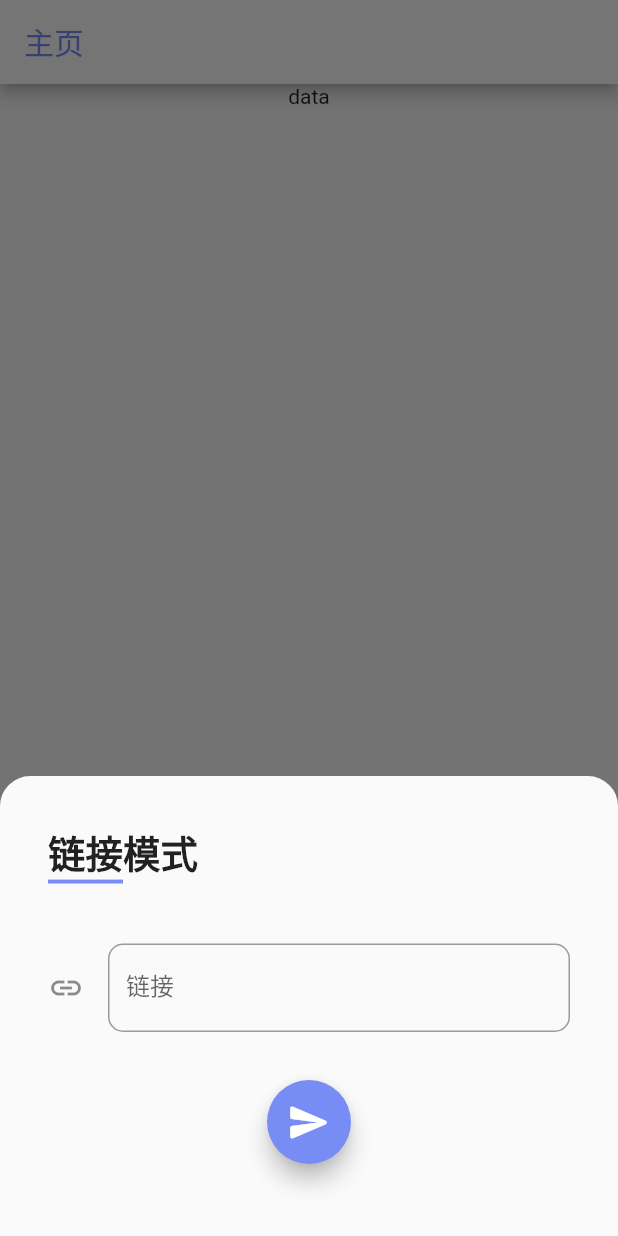
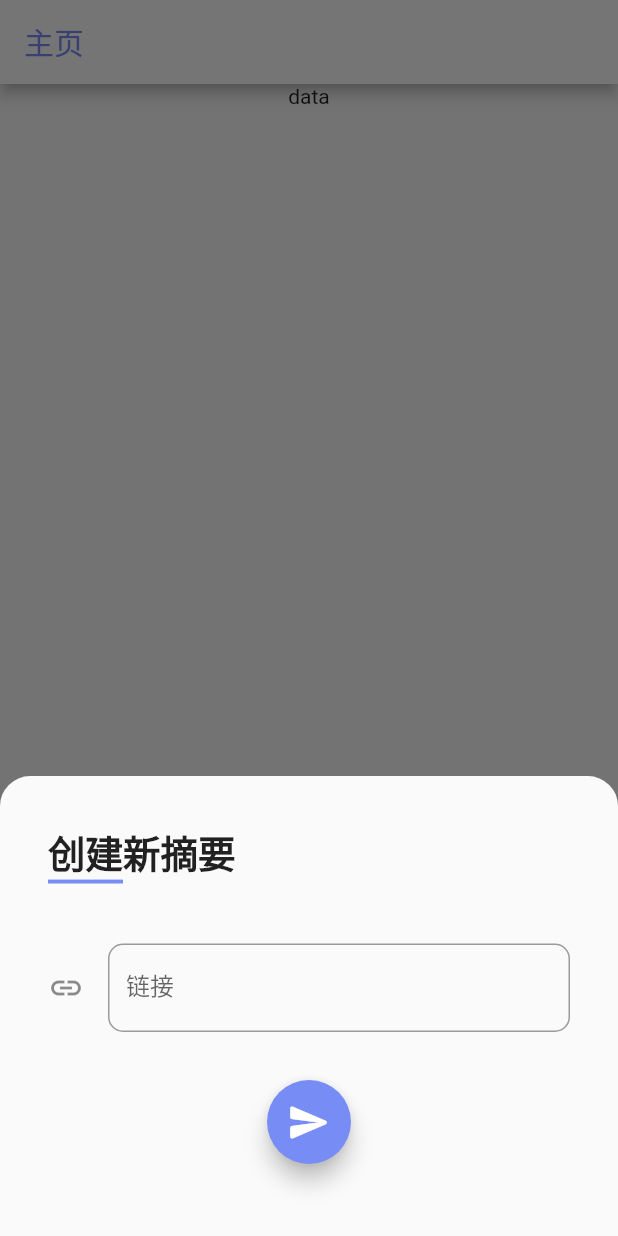
Before and after one commit to JustLinton/gatelligence-mobile, a Flutter app: the screen it shows after launch, after a tap on the "add" icon, on a phone screen of 412 x 824 dp. Run offline on Flutter 3.47's test engine with Material 2 defaults, Android fonts, the phone set to English and light mode, and no system bars; our stand-ins replace flutter_native_splash; missing offline and left inert: dart:ffi.

Commit message:
add: app icon and opening img

```diff
--- a/lib/main.dart
+++ b/lib/main.dart
@@ -3,7 +3,12 @@ import 'package:gatelligence/utils/myColor.dart';
 import 'package:gatelligence/widgets/gateRoot.dart';
 import 'package:http/http.dart' as http;
 
+import 'package:flutter_native_splash/flutter_native_splash.dart';
+
 void main() {
+  //在原生的基础上，继续显示定义好的app加载页
+  WidgetsBinding widgetsBinding = WidgetsFlutterBinding.ensureInitialized();
+  FlutterNativeSplash.preserve(widgetsBinding: widgetsBinding);
   runApp(const MyApp());
 }
 
@@ -13,8 +18,10 @@ class MyApp extends StatelessWidget {
   // This widget is the root of your application.
   @override
   Widget build(BuildContext context) {
+    //停止显示app启动加载页
+    FlutterNativeSplash.remove();
     return MaterialApp(
-      title: 'Flutter Demo',
+      title: 'Gatelligence',
       theme: ThemeData(
         primarySwatch: createMaterialColor(gateAccentColor),
       ),
--- a/lib/widgets/gateRoot.dart
+++ b/lib/widgets/gateRoot.dart
@@ -1,11 +1,11 @@
 import 'dart:ffi';
 
 import 'package:flutter/material.dart';
-import 'package:gatelligence/pages/airplay_screen.dart';
 import 'package:gatelligence/pages/user_screen.dart';
 import 'package:gatelligence/pages/home_screen.dart';
-import 'package:gatelligence/pages/pages_screen.dart';
 import 'package:gatelligence/utils/myColor.dart';
+
+import 'package:gatelligence/widgets/taskCreateSheet.dart';
 
 class GateAppRoot extends StatefulWidget {
   _GateAppRootState createState() => _GateAppRootState();
@@ -22,9 +22,7 @@ class _GateAppRootState extends State<GateAppRoot> {
   void initState() {
     list
       ..add(HomeScreen())
-      ..add(UserScreen())
-      ..add(PageScreen())
-      ..add(AirplayScreen());
+      ..add(UserScreen());
 
     super.initState();
   }
@@ -50,79 +48,11 @@ class _GateAppRootState extends State<GateAppRoot> {
               ),
             ),
             builder: (BuildContext context) {
-              return SingleChildScrollView(
-                    // !important
-                    child: Container(
-                        padding: EdgeInsets.only(
-                            bottom: MediaQuery.of(context).viewInsets.bottom),
-                      child: Column(
-                mainAxisSize: MainAxisSize.min, // 设置最小的弹出
-                children: <Widget>[
-                  Row(children: const <Widget>[
-                     Padding(
-                          padding: EdgeInsets.only(left: 32.0,right: 32.0,top:32.0,bottom: 0.0),
-                          child:  Text(
-                            '链接模式',
-                            style: TextStyle(
-                              color: Colors.black87,
-                              fontSize: 25.0,
-                              fontWeight: FontWeight.w700,
-                            ),
-                          ),
-                        ),
-                    ],
-                  ),
-                    Row(
-                      children: <Widget>[
-                        Padding(
-                          padding: EdgeInsets.only(
-                            left: 32.0, right: 32.0,bottom: 8.0),
-                            child:
-                              Container(
-                                width: 50,
-                                decoration: BoxDecoration(
-                                   border: Border.all(
-                                        color: gateAccentColor, width: 1.3)
-                                    ),
-
-                          ),
-                        ),
-                      ],
-                    ),
-
-                   const Padding(
-                      padding: EdgeInsets.all(32.0),
-                      child: TextField(
-                          decoration: InputDecoration(
-                          labelText: "链接",
-                          icon: Icon(Icons.link_outlined),
-                          border: OutlineInputBorder(
-                            borderRadius: BorderRadius.all(Radius.circular(10)),
-                            borderSide: BorderSide(
-                              width: 2.0,
-                            ),
-                          ),
-                          // hintText: "请输入用户名",
-                          // prefixIcon: Icon(Icons.people_alt_rounded)
-                        ),
-                      ),
-                  ),
-
-                   FloatingActionButton(
-                      child: const Icon(
-                        Icons.send_rounded,
-                        size: 30,
-                      ),
-                      onPressed: () {},
-                    ),
-                  Text(' \n \n'),
-                ],
-              )));
+              return taskCreateSheet();
             }
           );
 
-          setState(() {
-          });
+          setState((){});
         },
         backgroundColor: gateAccentColor,
         foregroundColor: Colors.white,
--- /dev/null
+++ b/lib/widgets/taskCreateSheet.dart
@@ -0,0 +1,118 @@
+import 'dart:ffi';
+
+import 'package:flutter/material.dart';
+import 'package:gatelligence/utils/myColor.dart';
+
+import 'package:gatelligence/widgets/linkModeCreateSheet.dart';
+
+class taskCreateSheet extends StatefulWidget {
+  _taskCreateSheetState createState() => _taskCreateSheetState();
+}
+
+class _taskCreateSheetState extends State<taskCreateSheet> {
+  // final _BottomNavigationColor = gateAccentColor;
+
+  // var _BottomNavigationBgColor = Colors.white;
+  // int _currentIndex = 0;
+  List<Widget> list = [];
+
+  @override
+  void initState() {
+    super.initState();
+  }
+
+  @override
+  Widget build(BuildContext context) {
+    return SingleChildScrollView(
+        // !important
+        child: Container(
+            padding: EdgeInsets.only(
+                bottom: MediaQuery.of(context).viewInsets.bottom),
+            child: Column(
+              mainAxisSize: MainAxisSize.min, // 设置最小的弹出
+              children: <Widget>[
+                Row(
+                  children: const <Widget>[
+                    Padding(
+                      padding: EdgeInsets.only(
+                          left: 32.0,
+                          right: 32.0,
+                          top: 32.0,
+                          bottom: 0.0),
+                      child: Text(
+                        '创建新摘要',
+                        style: TextStyle(
+                          color: Colors.black87,
+                          fontSize: 25.0,
+                          fontWeight: FontWeight.w700,
+                        ),
+                      ),
+                    ),
+                  ],
+                ),
+                Row(
+                  children: <Widget>[
+                    Padding(
+                      padding: EdgeInsets.only(
+                          left: 32.0, right: 32.0, bottom: 8.0),
+                      child: Container(
+                        width: 50,
+                        decoration: BoxDecoration(
+                            border: Border.all(
+                                color: gateAccentColor,
+                                width: 1.3)),
+                      ),
+                    ),
+                  ],
+                ),
+                const Padding(
+                  padding: EdgeInsets.all(32.0),
+                  child: TextField(
+                    decoration: InputDecoration(
+                      labelText: "链接",
+                      icon: Icon(Icons.link_outlined),
+                      border: OutlineInputBorder(
+                        borderRadius:
+                            BorderRadius.all(Radius.circular(10)),
+                        borderSide: BorderSide(
+                          width: 2.0,
+                        ),
+                      ),
+                      // hintText: "请输入用户名",
+                      // prefixIcon: Icon(Icons.people_alt_rounded)
+                    ),
+                  ),
+                ),
+                FloatingActionButton(
+                  child: const Icon(
+                    Icons.send_rounded,
+                    size: 30,
+                  ),
+                  onPressed: () {
+                    //关闭当前modal
+                    Navigator.pop(context);
+
+                    //弹出新modal
+                    showModalBottomSheet(
+                        context: context,
+                        isScrollControlled: true,
+                        shape: const RoundedRectangleBorder(
+                          //这里是modal的边框样式
+                          borderRadius: BorderRadius.only(
+                            topLeft: Radius.circular(20),
+                            topRight: Radius.circular(20),
+                          ),
+                        ),
+                        builder: (BuildContext context) {
+                          return linkModeCreateSheet();
+                        });
+
+                    setState(() {});
+                  },
+                ),
+                Text(' \n \n'),
+              ],
+            )));
+
+  }
+}
--- a/pubspec.yaml
+++ b/pubspec.yaml
@@ -29,6 +29,7 @@ environment:
 dependencies:
   flutter:
     sdk: flutter
+  flutter_native_splash: ^2.1.3+1
 
 
   # The following adds the Cupertino Icons font to your application.
@@ -88,3 +89,8 @@ flutter:
   #
   # For details regarding fonts from package dependencies,
   # see https://flutter.dev/custom-fonts/#from-packages
+
+
+flutter_native_splash:
+  color: "#fafbfe"
+  branding: lib/assets/brand3.png
```
Also changed, not shown: lib/deprecated/gateRoot_0407.txt (added, +165 -0 lines), lib/widgets/linkModeCreateSheet.dart (added, +96 -0 lines), lib/assets/brand.png (added), lib/assets/brand2.png (added), lib/assets/brand3.png (added), pubspec.lock, 81 other files.
